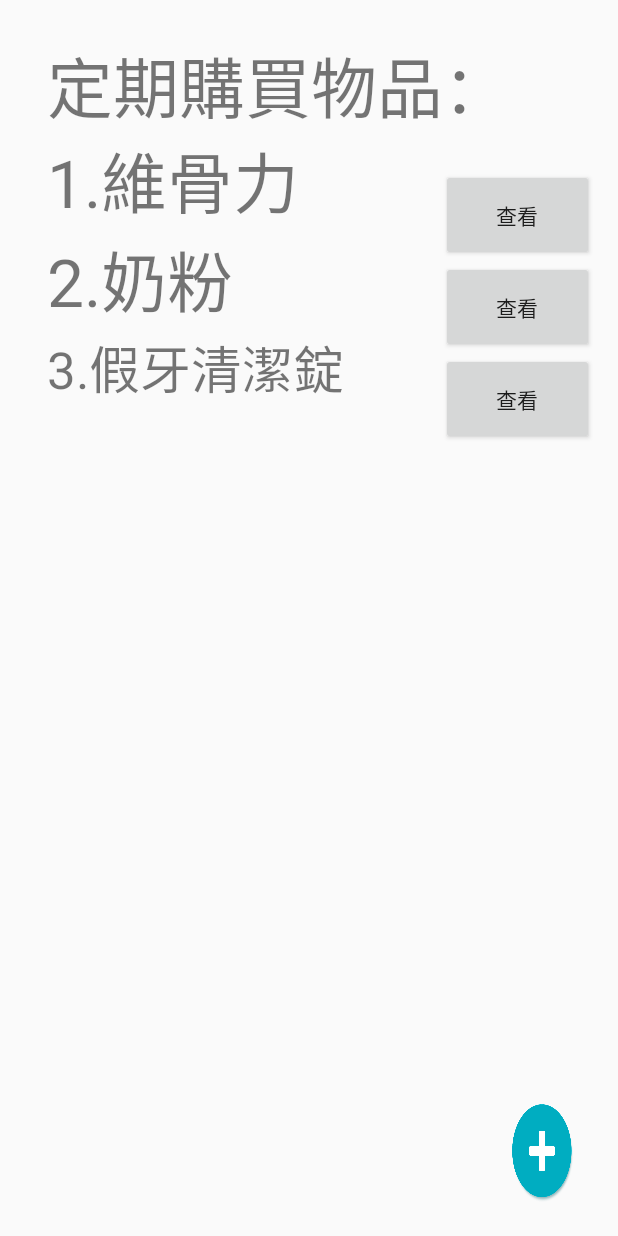
After one commit to KamiMaki/innoserve24_07, an Android app: the bg4_2buy screen opened directly, with no data from a screen before it, on a phone screen of 412 x 824 dp. The commit adds this screen. Run offline under Robolectric (Android 15) with nearby library versions, the phone set to English and light mode, and no system bars.

Commit message:
ff
hahhaahahahasdhqwoidhquwnccnoqip

```diff
--- a/app/src/main/AndroidManifest.xml
+++ b/app/src/main/AndroidManifest.xml
@@ -13,9 +13,10 @@
         android:roundIcon="@mipmap/ic_launcher_round"
         android:supportsRtl="true"
         android:theme="@style/AppTheme">
-        <activity android:name=".bg_QA"></activity>
+        <activity android:name=".bg4_2buy"></activity>
+        <activity android:name=".bg4_1medicine" />
         <activity android:name=".bg" />
-        <activity android:name=".EatTogether1_1_add_activity"></activity>
+        <activity android:name=".EatTogether1_1_add_activity" />
         <activity android:name=".PokemonGon" />
 
         <meta-data
--- a/app/src/main/java/com/example/innoserve24_07/EatTogether1_1.java
+++ b/app/src/main/java/com/example/innoserve24_07/EatTogether1_1.java
@@ -24,6 +24,7 @@ import com.google.android.gms.maps.CameraUpdateFactory;
 import com.google.android.gms.maps.GoogleMap;
 import com.google.android.gms.maps.OnMapReadyCallback;
 import com.google.android.gms.maps.SupportMapFragment;
+import com.google.android.gms.maps.model.BitmapDescriptorFactory;
 import com.google.android.gms.maps.model.LatLng;
 import com.google.android.gms.maps.model.Marker;
 import com.google.android.gms.maps.model.MarkerOptions;
@@ -176,7 +177,6 @@ public class EatTogether1_1 extends AppCompatActivity
         mPingChen8 = map.addMarker(new MarkerOptions().position(PingChen8));
         mPingChen9 = map.addMarker(new MarkerOptions().position(PingChen9));
         mPingChen10 = map.addMarker(new MarkerOptions().position(PingChen10));
-        map.moveCamera(CameraUpdateFactory.newLatLngZoom(PingChen2, 13));
         mPingChen1 = map.addMarker(new MarkerOptions().position(PingChen1));
         mPingChen2 = map.addMarker(new MarkerOptions().position(PingChen2));
         mPingChen3 = map.addMarker(new MarkerOptions().position(PingChen3));
@@ -198,7 +198,7 @@ public class EatTogether1_1 extends AppCompatActivity
         mLungTan9=map.addMarker((new MarkerOptions().position(LungTan9)));
         mLungTan10=map.addMarker((new MarkerOptions().position(LungTan10)));
 
-        map.moveCamera(CameraUpdateFactory.newLatLngZoom(PingChen1, 15));
+        map.moveCamera(CameraUpdateFactory.newLatLngZoom(PingChen1, 13));
         map.setOnMarkerClickListener(this);
     }
 
--- a/app/src/main/java/com/example/innoserve24_07/PokemonGon.java
+++ b/app/src/main/java/com/example/innoserve24_07/PokemonGon.java
@@ -172,7 +172,7 @@ public class PokemonGon extends FragmentActivity
         mLungTanPeole20=map.addMarker(new MarkerOptions().position(LungTanPeople20).icon(BitmapDescriptorFactory.defaultMarker(BitmapDescriptorFactory.HUE_AZURE)));
         mme=map.addMarker(new MarkerOptions().position(me).icon(BitmapDescriptorFactory.defaultMarker(BitmapDescriptorFactory.HUE_GREEN)));
 
-        map.moveCamera(CameraUpdateFactory.newLatLngZoom(me, 15));
+        map.moveCamera(CameraUpdateFactory.newLatLngZoom(me, 13));
         map.setOnMarkerClickListener(this);
     }
 
--- /dev/null
+++ b/app/src/main/java/com/example/innoserve24_07/bg4_2buy.java
@@ -0,0 +1,78 @@
+package com.example.innoserve24_07;
+
+import android.app.AlertDialog;
+import android.content.DialogInterface;
+import android.support.v7.app.AppCompatActivity;
+import android.os.Bundle;
+import android.view.View;
+import android.widget.Button;
+
+public class bg4_2buy extends AppCompatActivity {
+
+    Button bt1;
+    Button bt2;
+    Button bt3;
+    @Override
+    protected void onCreate(Bundle savedInstanceState) {
+        super.onCreate(savedInstanceState);
+        setContentView(R.layout.activity_bg4_2buy);
+        bt1=(Button)findViewById(R.id.bt1);
+        bt2=(Button)findViewById(R.id.bt2);
+        bt3=(Button)findViewById(R.id.bt3);
+        bt1.setOnClickListener(listener);
+        bt2.setOnClickListener(listener);
+        bt3.setOnClickListener(listener);
+    }
+
+    private Button.OnClickListener listener=new Button.OnClickListener(){
+
+        @Override
+        public void onClick(View view) {
+            if(view.getId()==R.id.bt1)
+            {
+                AlertDialog.Builder builder = new AlertDialog.Builder(bg4_2buy.this);
+
+                builder.setTitle("維骨力")
+                        .setIcon(R.mipmap.ic_launcher)
+                        .setMessage("100天購買一次\n下次購買時間：12月5日")
+                        .setPositiveButton("關閉", new DialogInterface.OnClickListener() {
+                            @Override
+                            public void onClick(DialogInterface dialog, int which) {
+
+                            }
+                        })
+                        .show();
+            }
+            if(view.getId()==R.id.bt2)
+            {
+                AlertDialog.Builder builder = new AlertDialog.Builder(bg4_2buy.this);
+
+                builder.setTitle("奶粉")
+                        .setIcon(R.mipmap.ic_launcher)
+                        .setMessage("20天購買一次\n下次購買時間：11月15日")
+                        .setPositiveButton("關閉", new DialogInterface.OnClickListener() {
+                            @Override
+                            public void onClick(DialogInterface dialog, int which) {
+
+                            }
+                        })
+                        .show();
+            }
+            if(view.getId()==R.id.bt3)
+            {
+                AlertDialog.Builder builder = new AlertDialog.Builder(bg4_2buy.this);
+
+                builder.setTitle("假牙清潔錠")
+                        .setIcon(R.mipmap.ic_launcher)
+                        .setMessage("60天購買一次\n下次購買時間：11月13日")
+                        .setPositiveButton("關閉", new DialogInterface.OnClickListener() {
+                            @Override
+                            public void onClick(DialogInterface dialog, int which) {
+
+                            }
+                        })
+                        .show();
+            }
+        }
+    };
+}
--- /dev/null
+++ b/app/src/main/res/layout/activity_bg4_2buy.xml
@@ -0,0 +1,92 @@
+<?xml version="1.0" encoding="utf-8"?>
+<android.support.constraint.ConstraintLayout xmlns:android="http://schemas.android.com/apk/res/android"
+    xmlns:app="http://schemas.android.com/apk/res-auto"
+    xmlns:tools="http://schemas.android.com/tools"
+    android:layout_width="match_parent"
+    android:layout_height="match_parent"
+    tools:context=".bg4_2buy">
+
+    <LinearLayout
+        android:layout_width="358dp"
+        android:layout_height="624dp"
+        android:layout_marginStart="8dp"
+        android:orientation="vertical"
+        app:layout_constraintBottom_toBottomOf="parent"
+        app:layout_constraintEnd_toEndOf="parent"
+        app:layout_constraintStart_toStartOf="parent"
+        app:layout_constraintTop_toTopOf="parent"
+        app:layout_constraintVertical_bias="0.12">
+
+        <TextView
+            android:id="@+id/textView13"
+            android:layout_width="364dp"
+            android:layout_height="63dp"
+            android:text="定期購買物品："
+            android:textSize="44sp" />
+
+        <TextView
+            android:id="@+id/textView14"
+            android:layout_width="match_parent"
+            android:layout_height="wrap_content"
+            android:text="1.維骨力"
+            android:textSize="44sp" />
+
+        <TextView
+            android:id="@+id/textView15"
+            android:layout_width="match_parent"
+            android:layout_height="wrap_content"
+            android:text="2.奶粉"
+            android:textSize="44sp" />
+
+        <TextView
+            android:id="@+id/textView16"
+            android:layout_width="match_parent"
+            android:layout_height="wrap_content"
+            android:text="3.假牙清潔錠"
+            android:textSize="34sp" />
+
+    </LinearLayout>
+
+    <LinearLayout
+        android:layout_width="102dp"
+        android:layout_height="208dp"
+        android:orientation="vertical"
+        app:layout_constraintBottom_toBottomOf="parent"
+        app:layout_constraintEnd_toEndOf="parent"
+        app:layout_constraintHorizontal_bias="0.948"
+        app:layout_constraintStart_toStartOf="parent"
+        app:layout_constraintTop_toTopOf="parent"
+        app:layout_constraintVertical_bias="0.183">
+
+        <Button
+            android:id="@+id/bt1"
+            android:layout_width="match_parent"
+            android:layout_height="61dp"
+            android:text="查看" />
+
+        <Button
+            android:id="@+id/bt2"
+            android:layout_width="match_parent"
+            android:layout_height="61dp"
+            android:text="查看" />
+
+        <Button
+            android:id="@+id/bt3"
+            android:layout_width="match_parent"
+            android:layout_height="61dp"
+            android:text="查看" />
+
+    </LinearLayout>
+
+    <Button
+        android:id="@+id/bt5"
+        android:layout_width="90dp"
+        android:layout_height="73dp"
+        android:background="@drawable/add"
+        app:layout_constraintBottom_toBottomOf="parent"
+        app:layout_constraintEnd_toEndOf="parent"
+        app:layout_constraintHorizontal_bias="0.987"
+        app:layout_constraintStart_toStartOf="parent"
+        app:layout_constraintTop_toTopOf="parent"
+        app:layout_constraintVertical_bias="0.975" />
+</android.support.constraint.ConstraintLayout>
--- a/app/src/main/res/values/colors.xml
+++ b/app/src/main/res/values/colors.xml
@@ -2,5 +2,5 @@
 <resources>
     <color name="colorPrimary">#008577</color>
     <color name="colorPrimaryDark">#00574B</color>
-    <color name="colorAccent">#D81B60</color>
+    <color name="colorAccent">#07FFFFFF</color>
 </resources>
```
Also changed, not shown: app/src/main/java/com/example/innoserve24_07/bg.java (+28 -0 lines), app/src/main/java/com/example/innoserve24_07/bg4_1medicine.java (added, +79 -0 lines), app/src/main/java/com/example/innoserve24_07/bg_QA.java (deleted, +0 -13 lines), app/src/main/res/layout/activity_bg.xml (+1 -7 lines), app/src/main/res/layout/activity_bg4_1medicine.xml (added, +93 -0 lines), app/src/main/res/layout/activity_bg__q.xml (deleted, +0 -9 lines).
